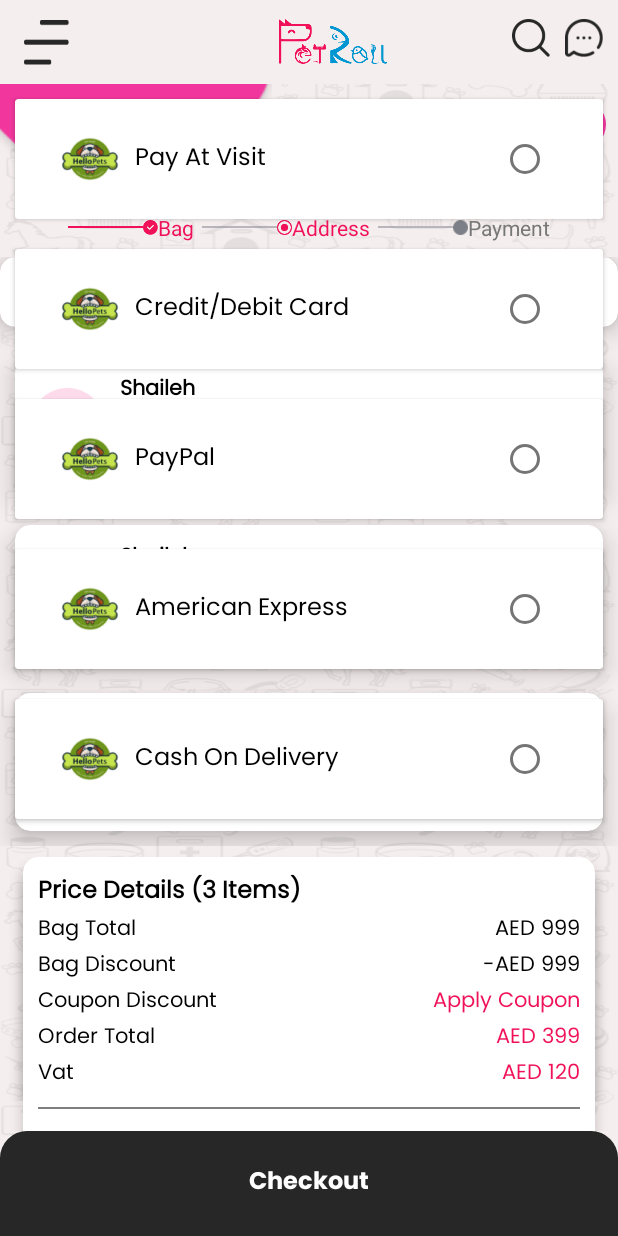
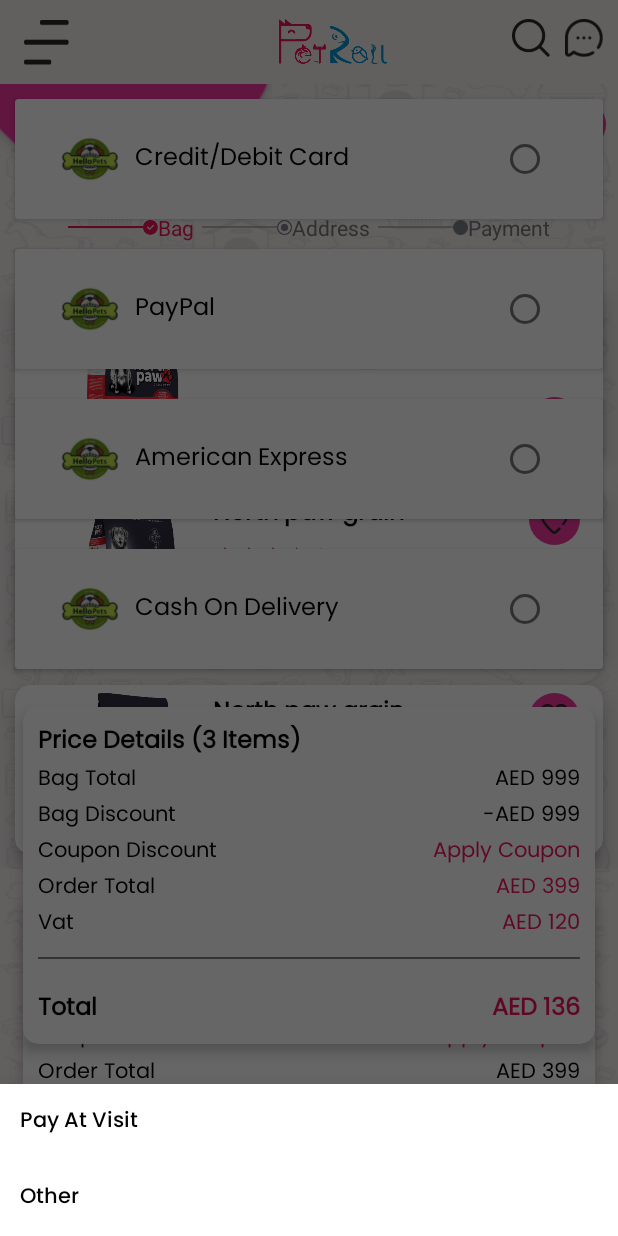
Before and after one commit to aman-adsandurl/petroll_user, an Android app: the fragment PaymentFragment placed in its activity, after a tap on "Confirm Order", on a phone screen of 412 x 824 dp. Run offline under Robolectric (Android 15) with nearby library versions, the phone set to English and light mode, and no system bars; our stand-ins replace sdp/ssp sizes; libraries missing offline, so code that uses them is left out: com.etebarian.meowbottomnavigation; plain views replace MeowBottomNavigation; 7 statements that could not run were skipped.

Commit message:
CartActivity: added pay visit bottomsheet

```diff
--- a/app/src/main/java/com/petroll/ui/cart/CartActivity.kt
+++ b/app/src/main/java/com/petroll/ui/cart/CartActivity.kt
@@ -2,13 +2,16 @@ package com.petroll.ui.cart
 
 import android.content.Intent
 import android.os.Bundle
+import android.view.LayoutInflater
 import androidx.appcompat.content.res.AppCompatResources
 import androidx.core.content.ContextCompat
 import androidx.fragment.app.Fragment
 import androidx.fragment.app.FragmentManager
 import androidx.fragment.app.FragmentPagerAdapter
+import com.google.android.material.bottomsheet.BottomSheetDialog
 import com.petroll.R
 import com.petroll.databinding.ActivityCartBinding
+import com.petroll.databinding.ConfirmOrderBottomsheetBinding
 import com.petroll.ui.cart.fragments.AddressFragment
 import com.petroll.ui.cart.fragments.CartFragment
 import com.petroll.ui.cart.fragments.PaymentFragment
@@ -17,8 +20,8 @@ import com.petroll.utils.BaseActivity
 
 class CartActivity : BaseActivity() {
 
+    lateinit var dialog: BottomSheetDialog
     lateinit var binding: ActivityCartBinding
-
 
     override fun onCreate(savedInstanceState: Bundle?) {
         super.onCreate(savedInstanceState)
@@ -33,28 +36,34 @@ class CartActivity : BaseActivity() {
         binding.back.tvBack.text = getString(R.string.cart_details)
         setNextClick()
         setUpViewPager()
+
+        confirmOrderBottomSheet(layoutInflater)
     }
 
     fun setNextClick() {
-
         baseBind.rlNext.setOnClickListener {
             when (binding.vpFragments.currentItem) {
                 0 -> {
-                    binding.vpFragments.currentItem = 1
-                    setBottomBarText(getString(R.string.checkout))
-                    binding.back.tvBack.text = getString(R.string.address)
-                    binding.topProgress.ivAddress.setColorFilter(ContextCompat.getColor(this,R.color.indicator_highlight))
-                    binding.topProgress.tvAddress.setTextColor(ContextCompat.getColor(this, R.color.indicator_highlight))
+                    dialog.show()
                 }
                 1 -> {
                     binding.vpFragments.currentItem = 2
                     binding.back.tvBack.text = getString(R.string.payment)
                     setBottomBarText(getString(R.string.place_order))
-                    binding.topProgress.ivPayment.setColorFilter(ContextCompat.getColor(this,R.color.indicator_highlight))
-                    binding.topProgress.tvPayment.setTextColor(ContextCompat.getColor(this, R.color.indicator_highlight))
+                    binding.topProgress.ivPayment.setColorFilter(
+                        ContextCompat.getColor(
+                            this,
+                            R.color.indicator_highlight
+                        )
+                    )
+                    binding.topProgress.tvPayment.setTextColor(
+                        ContextCompat.getColor(
+                            this,
+                            R.color.indicator_highlight
+                        )
+                    )
                 }
                 else -> {
-                    // todo nothing
                     val intent = Intent(this, OrderPlacedActivity::class.java)
                     startActivity(intent)
                     finish()
@@ -77,26 +86,46 @@ class CartActivity : BaseActivity() {
                 }
                 1 -> {
                     binding.vpFragments.currentItem = 0
-                    binding.back.tvBack.text = getString(R.string.your_cart)
+                    binding.back.tvBack.text = getString(R.string.cart_details)
                     setBottomBarText(getString(R.string.confirm_order))
 //                    backButtonHandling()
                     setNextClick()
-                    binding.topProgress.ivAddress.setColorFilter(ContextCompat.getColor(this,R.color.line_color))
-                    binding.topProgress.tvAddress.setTextColor(ContextCompat.getColor(this, R.color.top_text_color))
+                    binding.topProgress.ivAddress.setColorFilter(
+                        ContextCompat.getColor(
+                            this,
+                            R.color.line_color
+                        )
+                    )
+                    binding.topProgress.tvAddress.setTextColor(
+                        ContextCompat.getColor(
+                            this,
+                            R.color.top_text_color
+                        )
+                    )
                 }
                 else -> {
                     binding.vpFragments.currentItem = 1
                     binding.back.tvBack.text = getString(R.string.address)
                     setBottomBarText(getString(R.string.checkout))
-                    binding.topProgress.ivPayment.setColorFilter(ContextCompat.getColor(this,R.color.line_color))
-                    binding.topProgress.tvPayment.setTextColor(ContextCompat.getColor(this, R.color.top_text_color))
+                    binding.topProgress.ivPayment.setColorFilter(
+                        ContextCompat.getColor(
+                            this,
+                            R.color.line_color
+                        )
+                    )
+                    binding.topProgress.tvPayment.setTextColor(
+                        ContextCompat.getColor(
+                            this,
+                            R.color.top_text_color
+                        )
+                    )
 
                 }
             }
         }
     }
 
-    fun setUpViewPager() {
+    private fun setUpViewPager() {
         val adapter = MyPageAdapter(supportFragmentManager)
         binding.vpFragments.adapter = adapter
 
@@ -120,4 +149,38 @@ class CartActivity : BaseActivity() {
             }
         }
     }
+
+    private fun confirmOrderBottomSheet(inflater: LayoutInflater) {
+        dialog = BottomSheetDialog(this)
+        val confirmOrderBinding: ConfirmOrderBottomsheetBinding =
+            ConfirmOrderBottomsheetBinding.inflate(inflater)
+        dialog.setContentView(confirmOrderBinding.root)
+
+        confirmOrderBinding.payAtVisit.setOnClickListener {
+            dialog.dismiss()
+            val intent = Intent(this, OrderPlacedActivity::class.java)
+            startActivity(intent)
+            finish()
+        }
+
+        confirmOrderBinding.other.setOnClickListener {
+            dialog.dismiss()
+
+            binding.vpFragments.currentItem = 1
+            setBottomBarText(getString(R.string.checkout))
+            binding.back.tvBack.text = getString(R.string.address)
+            binding.topProgress.ivAddress.setColorFilter(
+                ContextCompat.getColor(
+                    this,
+                    R.color.indicator_highlight
+                )
+            )
+            binding.topProgress.tvAddress.setTextColor(
+                ContextCompat.getColor(
+                    this,
+                    R.color.indicator_highlight
+                )
+            )
+        }
+    }
 }
--- /dev/null
+++ b/app/src/main/res/layout/confirm_order_bottomsheet.xml
@@ -0,0 +1,25 @@
+<?xml version="1.0" encoding="utf-8"?>
+<LinearLayout xmlns:android="http://schemas.android.com/apk/res/android"
+    android:layout_width="match_parent"
+    android:layout_height="match_parent"
+    android:layout_marginVertical="@dimen/_10sdp"
+    android:orientation="vertical">
+
+    <TextView
+        android:id="@+id/payAtVisit"
+        android:layout_width="match_parent"
+        android:layout_height="wrap_content"
+        android:fontFamily="@font/poppins_medium"
+        android:padding="@dimen/_10sdp"
+        android:text="@string/pay_at_visit"
+        android:textColor="@color/black" />
+
+    <TextView
+        android:id="@+id/other"
+        android:layout_width="match_parent"
+        android:layout_height="wrap_content"
+        android:fontFamily="@font/poppins_medium"
+        android:padding="@dimen/_10sdp"
+        android:text="@string/other"
+        android:textColor="@color/black" />
+</LinearLayout>
--- a/app/src/main/res/layout/fragment_payment.xml
+++ b/app/src/main/res/layout/fragment_payment.xml
@@ -7,50 +7,6 @@
     android:layout_width="match_parent"
     android:layout_height="wrap_content"
     android:orientation="vertical">
-
-    <androidx.cardview.widget.CardView
-        android:orientation="horizontal"
-        android:layout_width="match_parent"
-        android:layout_margin="@dimen/dimen10"
-        android:layout_height="wrap_content">
-
-        <LinearLayout
-            android:layout_width="match_parent"
-            android:orientation="horizontal"
-            android:padding="@dimen/dimen10"
-            android:layout_marginEnd="@dimen/dimen10"
-            android:layout_marginStart="@dimen/dimen10"
-            android:layout_height="wrap_content">
-            <LinearLayout
-                android:layout_weight="1"
-                android:layout_width="0dp"
-                android:orientation="horizontal"
-                android:layout_height="wrap_content">
-
-                <androidx.appcompat.widget.AppCompatImageView
-                    android:layout_width="@dimen/dimen60"
-                    android:layout_height="@dimen/dimen60"
-                    android:src="@drawable/ic_follow_demo"/>
-
-                <androidx.appcompat.widget.AppCompatTextView
-                    android:id="@+id/tv_name"
-                    android:textSize="@dimen/dimen16"
-                    android:layout_gravity="center"
-                    android:textColor="@color/black"
-                    android:fontFamily="@font/poppins_regular"
-                    android:text="Pay At Visit"
-                    android:layout_width="wrap_content"
-                    android:layout_height="wrap_content"/>
-
-            </LinearLayout>
-
-            <RadioButton
-                android:layout_gravity="center"
-                android:layout_width="wrap_content"
-                android:layout_height="wrap_content"/>
-
-        </LinearLayout>
-    </androidx.cardview.widget.CardView>
 
     <androidx.cardview.widget.CardView
         android:orientation="horizontal"
--- a/app/src/main/res/values/strings.xml
+++ b/app/src/main/res/values/strings.xml
@@ -166,4 +166,6 @@
     <string name="order_total">Order Total</string>
     <string name="vat">Vat</string>
     <string name="total">Total</string>
+    <string name="pay_at_visit">Pay At Visit</string>
+    <string name="other">Other</string>
 </resources>
```
